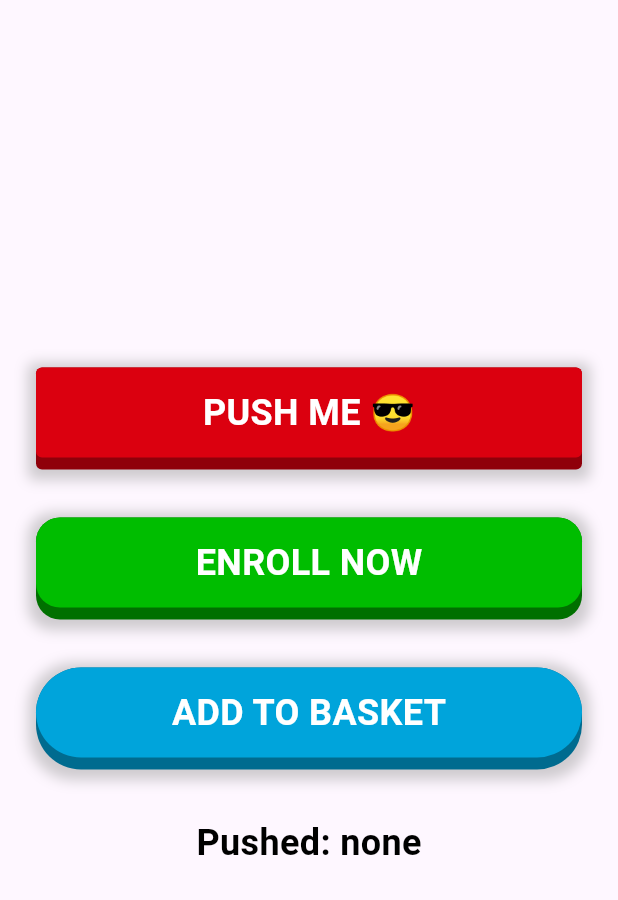
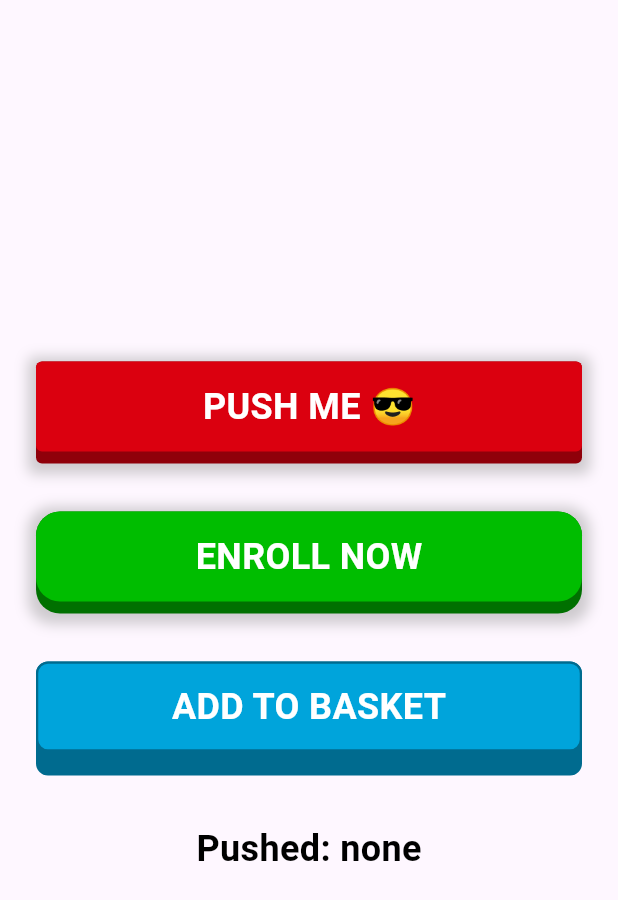
Before and after one commit to bizz84/pushable_button, a Flutter app: the screen it shows after launch, on a phone screen of 412 x 824 dp. Shown: the top 900 px of the screen. Run offline on Flutter 3.47's test engine with Material 3 defaults, Android fonts, the phone set to English and light mode, and no system bars.

Commit message:
add outline to widget PushableButton

```diff
--- a/example/lib/main.dart
+++ b/example/lib/main.dart
@@ -65,11 +65,13 @@ class _MyHomePageState extends State<MyHomePage> {
               ),
               SizedBox(height: 32),
               PushableButton(
+                borderRadius: 8,
                 child: Text('ADD TO BASKET', style: textStyle),
                 height: 60,
-                elevation: 8,
+                outline: true,
+                elevation: 16,
                 hslColor: HSLColor.fromAHSL(1.0, 195, 1.0, 0.43),
-                shadow: shadow,
+                // shadow: shadow,
                 onPressed: () => setState(() => _selection = '3'),
               ),
               SizedBox(height: 32),
--- a/lib/pushable_button.dart
+++ b/lib/pushable_button.dart
@@ -14,6 +14,7 @@ class PushableButton extends StatefulWidget {
     this.elevation = 8.0,
     this.shadow,
     this.borderRadius,
+    this.outline = false,
     this.onPressed,
   })  : assert(height > 0),
         super(key: key);
@@ -38,6 +39,8 @@ class PushableButton extends StatefulWidget {
   /// An optional border radius of the button corners
   /// If no border radius is provided, the button will use [StadiumBorder]
   final double? borderRadius;
+
+  final bool outline;
 
   /// button pressed callback
   final VoidCallback? onPressed;
@@ -157,6 +160,11 @@ class _PushableButtonState extends AnimationControllerState<PushableButton> {
                         height: widget.height,
                         decoration: widget.borderRadius != null
                             ? BoxDecoration(
+                                border: widget.outline
+                                    ? Border.all(
+                                        width: 1.5,
+                                        color: bottomHslColor.toColor())
+                                    : null,
                                 color: hslColor.toColor(),
                                 borderRadius:
                                     BorderRadius.circular(widget.borderRadius!),
```
Also changed, not shown: 1 other file.
